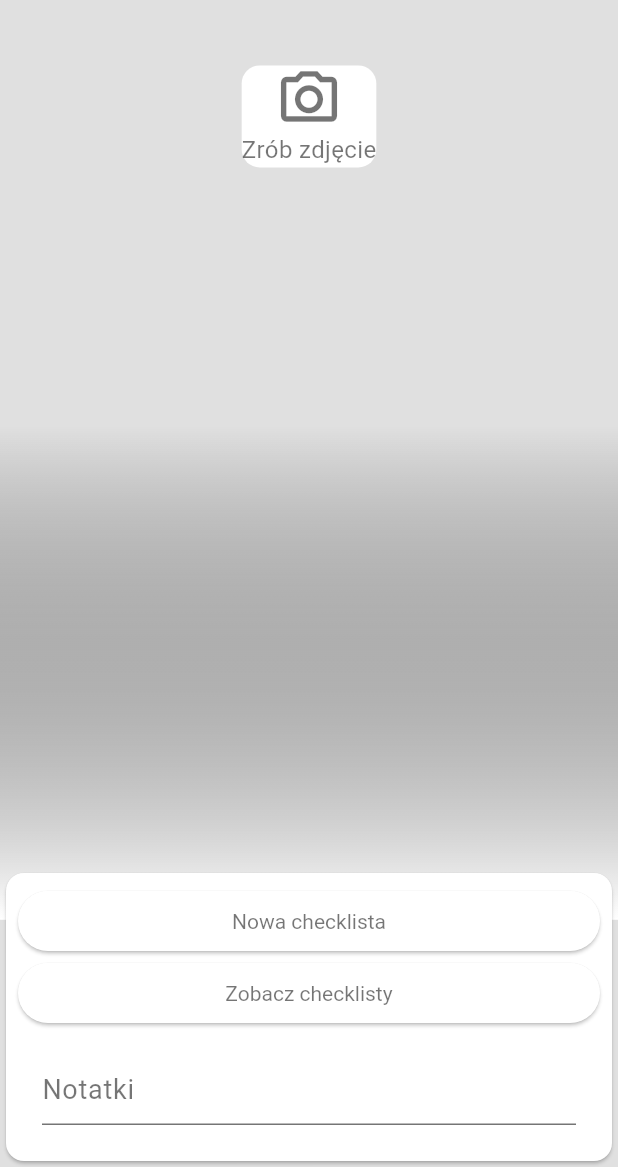
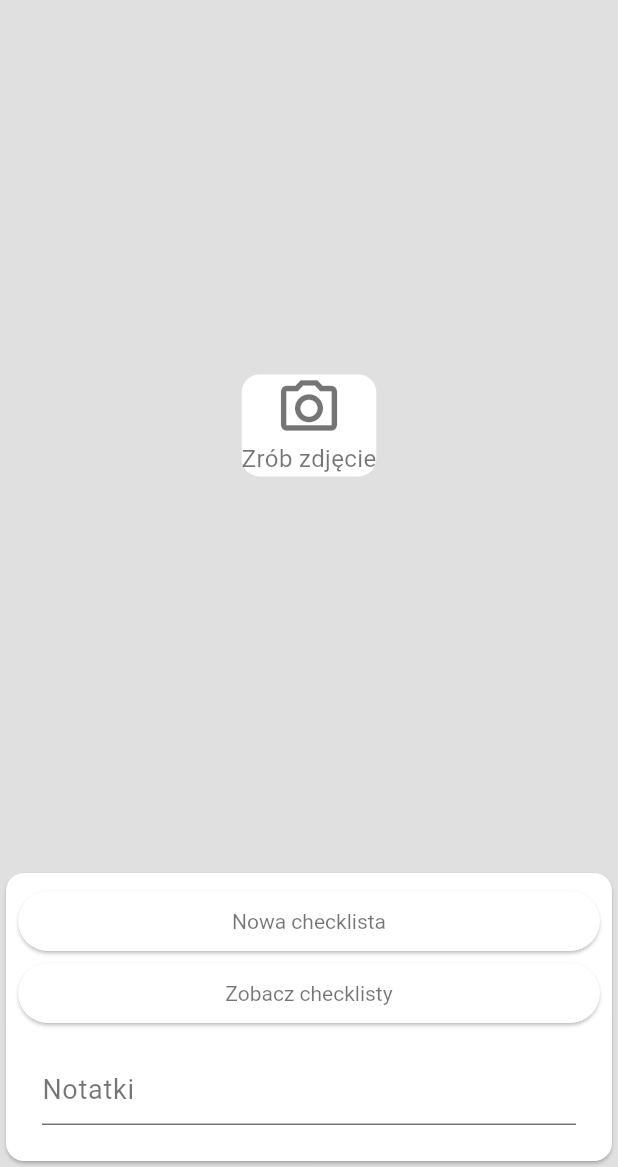
Before and after one commit to agata-miko/ule, a Flutter app: the HiveScreen screen opened directly with empty values, on a phone screen of 412 x 824 dp, the part 69-1236 px from its top. Run offline on Flutter 3.47's test engine with Material 3 defaults, Android fonts, the phone set to English and light mode, and no system bars; our stand-ins replace animated_text_kit, flutter_riverpod, google_fonts, image_picker, sqflite; missing offline and left inert: modern_themes; accounts and stored records are empty; Roboto replaces fonts that are missing (Zeyada).

Commit message:
display of the image_input in the hive_screen without a photo improved

```diff
--- a/lib/screens/hive_screen_3.dart
+++ b/lib/screens/hive_screen_3.dart
@@ -44,19 +44,8 @@ class _HiveScreenState extends ConsumerState<HiveScreen> {
         : ImageInput(onPickImage: (image) {
             updateHiveData(context, image);
           });
-    widget.selectedImage == null
-        ? TextButton(
-            onPressed: () {
-              ref
-                  .read(hiveDataProvider.notifier)
-                  .updateHivePhoto(widget.hiveName, widget.selectedImage);
-              Navigator.of(context).pop();
-            },
-            child: const Text('Dodaj zdjęcie'),
-          )
-        : const SizedBox(
-            height: 10,
-          );
+
+    bool isImageDisplayPhoto() {return imageDisplay is Image ? true : false;}
 
     bool _shouldExtendBody() {
       // Check if the keyboard is open and the screen is adjusting
@@ -88,8 +77,8 @@ class _HiveScreenState extends ConsumerState<HiveScreen> {
               child: SizedBox(height: MediaQuery.of(context).size.height * 0.8,
                 child: Stack(
                   children: [
-                    imageDisplay,
-                    Container(
+                    isImageDisplayPhoto() ? imageDisplay : Center(child: imageDisplay),
+                    if (isImageDisplayPhoto()) Container(
                       decoration: BoxDecoration(
                         gradient: LinearGradient(
                           begin: Alignment.center,
--- a/lib/widgets/image_input.dart
+++ b/lib/widgets/image_input.dart
@@ -80,7 +80,7 @@ class _ImageInputState extends ConsumerState<ImageInput> {
       //     color: Theme.of(context).colorScheme.primary.withOpacity(0.5),
       //   ),
       // ),
-      height: MediaQuery.of(context).size.height * 0.3,
+      height: 250,
       width: double.infinity,
       alignment: Alignment.center,
       child: content,
```
Also changed, not shown: lib/screens/hive_screen.dart (+12 -12 lines).
